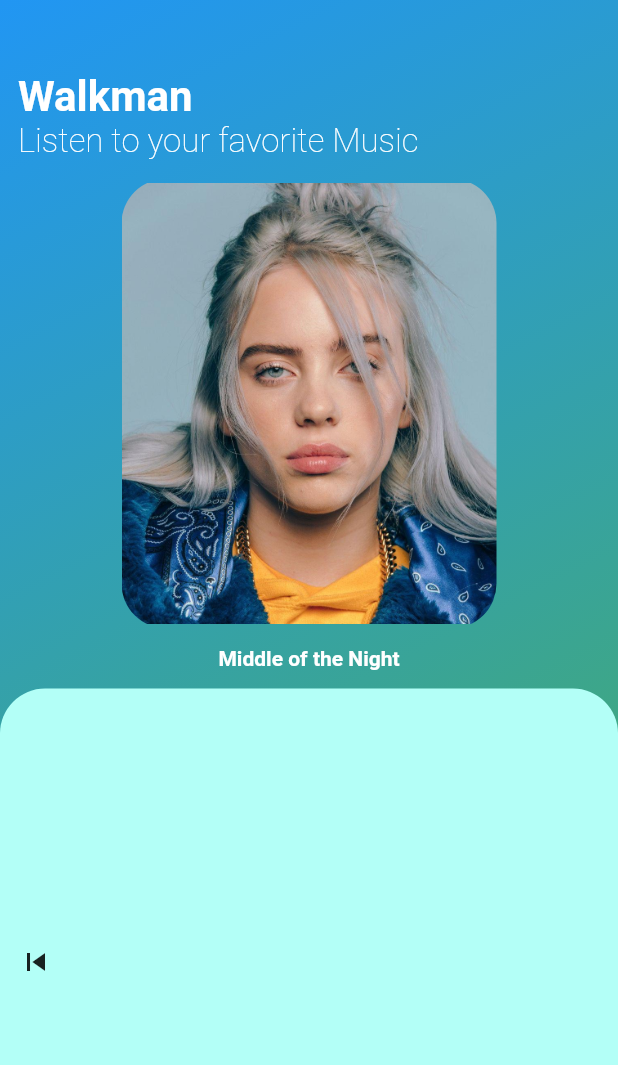
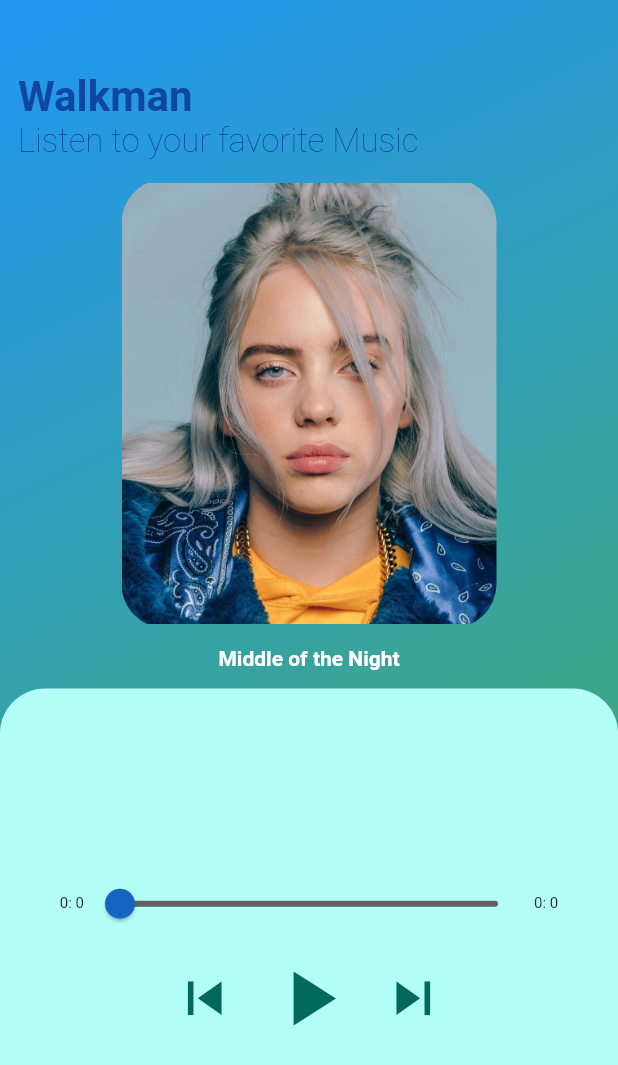
Before and after one commit to benbobyabraham/flutter_musicplayer, a Flutter app: the screen it shows after launch, on a phone screen of 412 x 824 dp. Shown: the top 1065 px of the screen. Run offline on Flutter 3.47's test engine with Material 2 defaults, Android fonts, the phone set to English and light mode, and no system bars; our stand-ins replace audioplayers.

Commit message:
3-5-2022.2:final

```diff
--- a/lib/main.dart
+++ b/lib/main.dart
@@ -1,3 +1,4 @@
+import 'package:audioplayers/audioplayers.dart';
 import 'package:flutter/material.dart';
 
 void main() {
@@ -28,6 +29,59 @@ class MusicApp extends StatefulWidget {
 }
 
 class _MusicAppState extends State<MusicApp> {
+  bool playing = false;
+  IconData playBtn = Icons.play_arrow;
+
+  late AudioPlayer _player;
+  late AudioCache cache;
+
+  Duration position = new Duration();
+  Duration musicLength = new Duration();
+
+  Widget slider() {
+    return Container(
+      width: 300.0,
+      child: Slider.adaptive(
+          activeColor: Colors.blue.shade800,
+          inactiveColor: Colors.grey.shade700,
+          value: position.inSeconds.toDouble(),
+          max: musicLength.inSeconds.toDouble(),
+          onChanged: (value) {
+            seekToSec(value.toInt());
+          }),
+    );
+  }
+
+  void seekToSec(int sec) {
+    Duration newPos = Duration(seconds: sec);
+    _player.seek(newPos);
+  }
+
+  @override
+  void initState() {
+    super.initState();
+    _player = AudioPlayer();
+    cache = AudioCache(fixedPlayer: _player);
+
+    // _player.durationHandler = (d) {
+    //   setState(() {
+    //     musicLength = d;
+    //   });
+    // };
+
+    // _player.positionHandler = (p) {
+    //   setState(() {
+    //     position = p;
+    //   });
+    // };
+
+    _player.onDurationChanged.listen((d) => setState(() => musicLength = d));
+
+    _player.onAudioPositionChanged.listen((p) => setState(() => position = p));
+
+    cache.load("middle_of_the_night.mp3");
+  }
+
   @override
   Widget build(BuildContext context) {
     return Scaffold(
@@ -58,7 +112,7 @@ class _MusicAppState extends State<MusicApp> {
                   child: Text(
                     "Walkman",
                     style: TextStyle(
-                      color: Colors.white,
+                      color: Colors.blue.shade900,
                       fontSize: 28.0,
                       fontWeight: FontWeight.bold,
                     ),
@@ -71,7 +125,7 @@ class _MusicAppState extends State<MusicApp> {
                   child: Text(
                     "Listen to your favorite Music",
                     style: TextStyle(
-                      color: Colors.white,
+                      color: Colors.blue.shade900,
                       fontSize: 22.0,
                       fontWeight: FontWeight.w100,
                     ),
@@ -119,14 +173,66 @@ class _MusicAppState extends State<MusicApp> {
                           mainAxisAlignment: MainAxisAlignment.center,
                           crossAxisAlignment: CrossAxisAlignment.center,
                           children: [
+                            Container(
+                              width: 500.0,
+                              child: Row(
+                                mainAxisAlignment: MainAxisAlignment.center,
+                                crossAxisAlignment: CrossAxisAlignment.center,
+                                children: [
+                                  Text(
+                                    "${position.inMinutes}: ${position.inSeconds.remainder(60)}",
+                                    style: TextStyle(
+                                      fontSize: 10.0,
+                                    ),
+                                  ),
+                                  slider(),
+                                  Text(
+                                    "${musicLength.inMinutes}: ${musicLength.inSeconds.remainder(60)}",
+                                    style: TextStyle(
+                                      fontSize: 10.0,
+                                    ),
+                                  ),
+                                ],
+                              ),
+                            ),
                             Row(
+                              mainAxisAlignment: MainAxisAlignment.center,
+                              crossAxisAlignment: CrossAxisAlignment.center,
                               children: [
                                 IconButton(
+                                  iconSize: 45.0,
+                                  color: Colors.teal.shade800,
                                   onPressed: () {},
                                   icon: Icon(
                                     Icons.skip_previous,
                                   ),
                                 ),
+                                IconButton(
+                                  iconSize: 62.0,
+                                  color: Colors.teal.shade800,
+                                  onPressed: () {
+                                    if (!playing) {
+                                      cache.play("middle_of_the_night.mp3");
+                                      setState(() {
+                                        playBtn = Icons.pause;
+                                        playing = true;
+                                      });
+                                    } else {
+                                      _player.pause();
+                                      setState(() {
+                                        playBtn = Icons.play_arrow;
+                                        playing = false;
+                                      });
+                                    }
+                                  },
+                                  icon: Icon(playBtn),
+                                ),
+                                IconButton(
+                                  iconSize: 45.0,
+                                  color: Colors.teal.shade800,
+                                  onPressed: () {},
+                                  icon: Icon(Icons.skip_next),
+                                )
                               ],
                             )
                           ],
```
